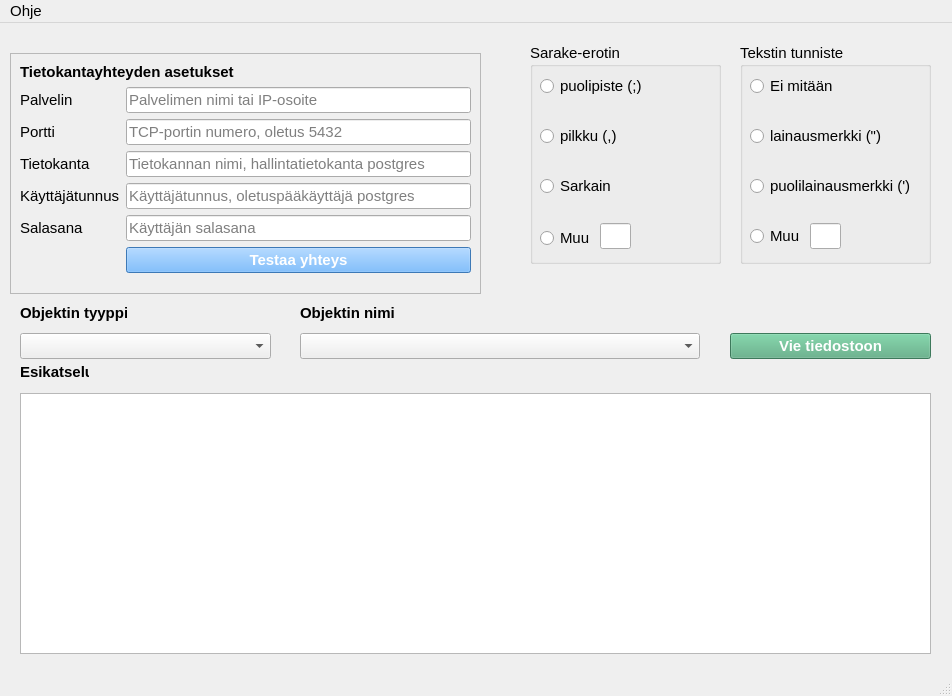
First picture: the form in exportTool.ui, repository VilleSysinoro/PGViewExportTool, before the edit.
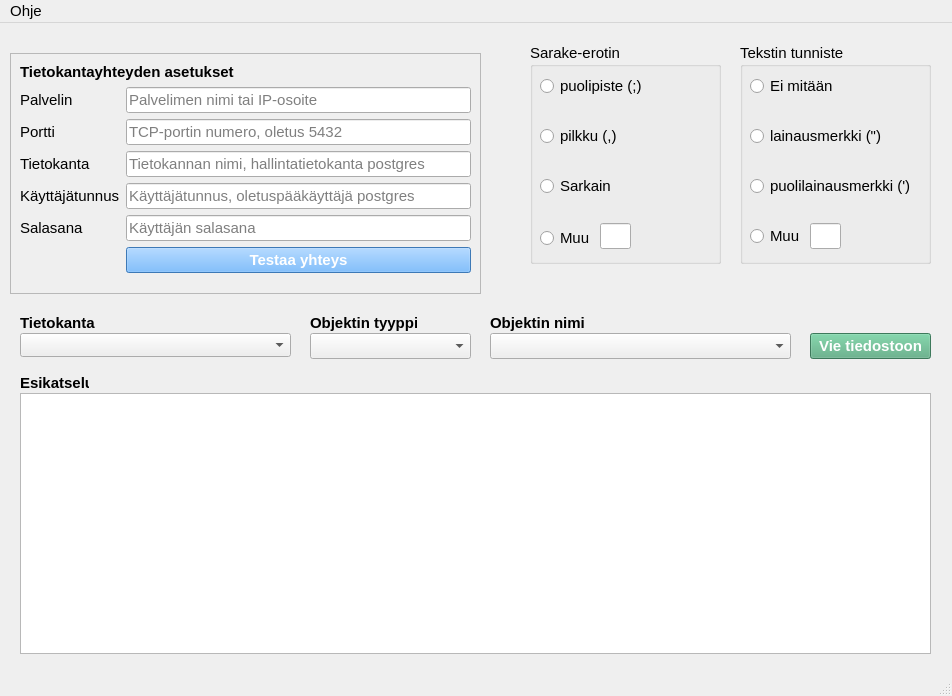
Second picture: the form after the edit.

Commit message: Aloitettu tietokantahaun lisääminen

The edit to the form file:
```diff
--- a/exportTool.ui
+++ b/exportTool.ui
@@ -151,8 +151,8 @@
    <widget class="QLabel" name="objectTypeLabel">
     <property name="geometry">
      <rect>
-      <x>20</x>
-      <y>280</y>
+      <x>310</x>
+      <y>290</y>
       <width>107</width>
       <height>20</height>
      </rect>
@@ -170,9 +170,9 @@
    <widget class="QComboBox" name="objectNameComboBox">
     <property name="geometry">
      <rect>
-      <x>300</x>
+      <x>490</x>
       <y>310</y>
-      <width>400</width>
+      <width>301</width>
       <height>26</height>
      </rect>
     </property>
@@ -183,8 +183,8 @@
    <widget class="QLabel" name="objectNameLabel">
     <property name="geometry">
      <rect>
-      <x>300</x>
-      <y>280</y>
+      <x>490</x>
+      <y>290</y>
       <width>94</width>
       <height>20</height>
      </rect>
@@ -202,9 +202,9 @@
    <widget class="QComboBox" name="objectTypeComboBox">
     <property name="geometry">
      <rect>
-      <x>20</x>
+      <x>310</x>
       <y>310</y>
-      <width>251</width>
+      <width>161</width>
       <height>26</height>
      </rect>
     </property>
@@ -229,7 +229,7 @@
     <property name="geometry">
      <rect>
       <x>20</x>
-      <y>339</y>
+      <y>350</y>
       <width>69</width>
       <height>20</height>
      </rect>
@@ -247,9 +247,9 @@
    <widget class="QPushButton" name="exportPushButton">
     <property name="geometry">
      <rect>
-      <x>730</x>
+      <x>810</x>
       <y>310</y>
-      <width>201</width>
+      <width>121</width>
       <height>26</height>
      </rect>
     </property>
@@ -564,6 +564,35 @@
      </item>
     </layout>
    </widget>
+   <widget class="QComboBox" name="databaseComboBox">
+    <property name="geometry">
+     <rect>
+      <x>20</x>
+      <y>310</y>
+      <width>271</width>
+      <height>24</height>
+     </rect>
+    </property>
+   </widget>
+   <widget class="QLabel" name="chooseDatabaseLabel">
+    <property name="geometry">
+     <rect>
+      <x>20</x>
+      <y>290</y>
+      <width>107</width>
+      <height>20</height>
+     </rect>
+    </property>
+    <property name="font">
+     <font>
+      <pointsize>11</pointsize>
+      <bold>true</bold>
+     </font>
+    </property>
+    <property name="text">
+     <string>Tietokanta</string>
+    </property>
+   </widget>
   </widget>
   <widget class="QMenuBar" name="menubar">
    <property name="geometry">
```
The commit also changes 2 other files.
